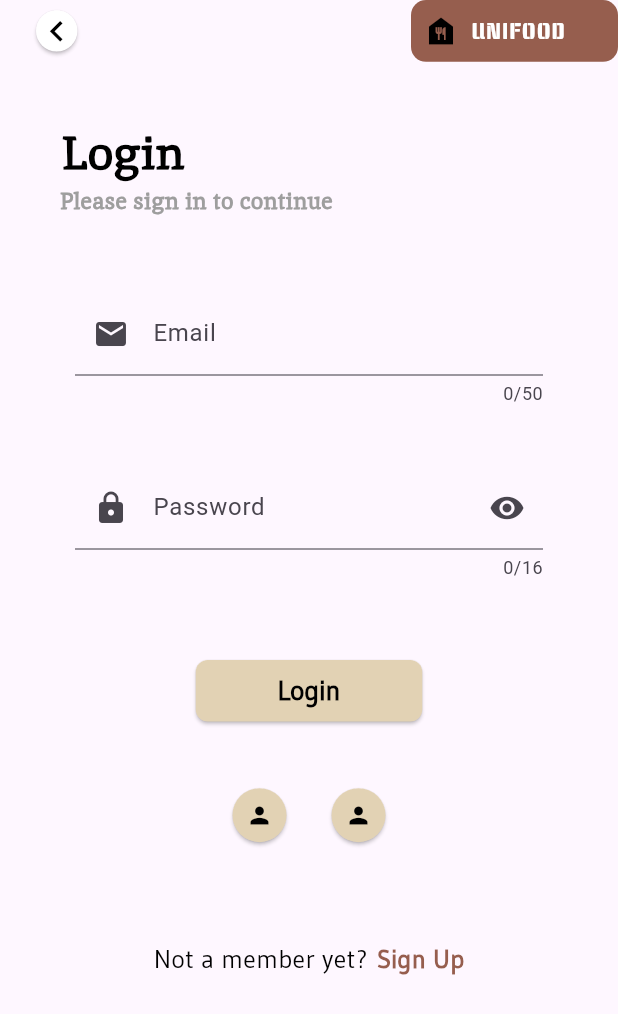
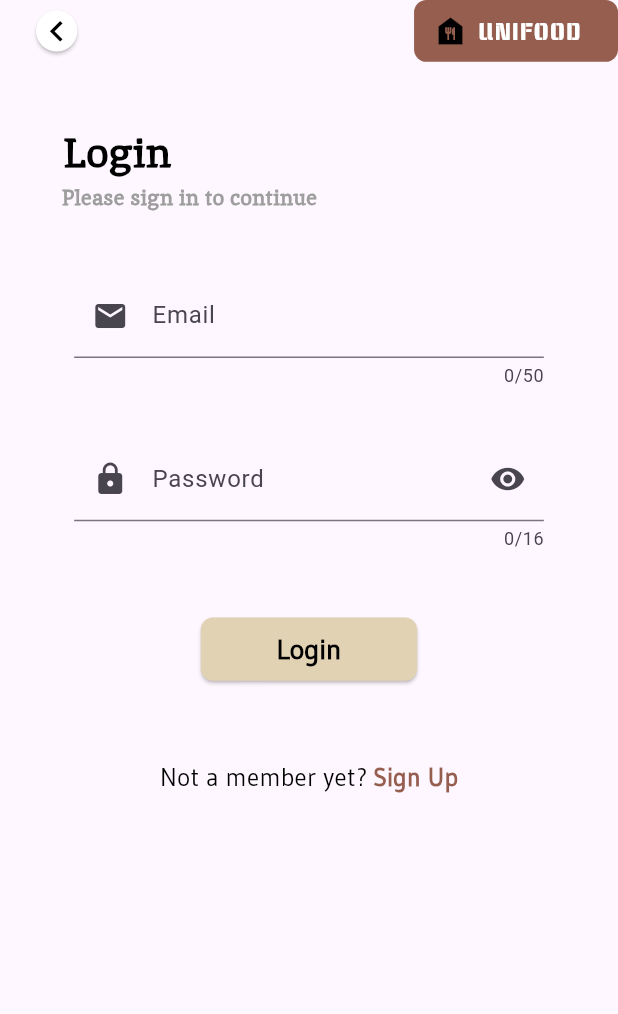
Before and after one commit to ISIS3510-202401-Team31/Flutter, a Flutter app: the Login screen opened directly, on a phone screen of 412 x 824 dp. Shown: the top 1014 px of the screen. Run offline on Flutter 3.47's test engine with Material 3 defaults, Android fonts, the phone set to English and light mode, and no system bars; our stand-ins replace cloud_firestore, firebase_core, firebase_storage, flutter_spinkit, geolocator, image_picker and 2 more; accounts and stored records are empty.

Commit message:
mediaquery to sign up and login views

```diff
--- a/unifood/lib/view/auth/views/login.dart
+++ b/unifood/lib/view/auth/views/login.dart
@@ -38,8 +38,8 @@ class _LoginState extends State<Login> {
 
   @override
   Widget build(BuildContext context) {
-    double screenHeight = MediaQuery.of(context).size.height;
-    double screenWidth = MediaQuery.of(context).size.width;
+    final screenHeight = MediaQuery.of(context).size.height;
+    final screenWidth = MediaQuery.of(context).size.width;
 
     return Scaffold(
       appBar: PreferredSize(
@@ -49,26 +49,27 @@ class _LoginState extends State<Login> {
           screenWidth: screenWidth,
           showBackButton: true,
           rightWidget: Container(
-            margin: const EdgeInsets.only(right: 0),
+            margin: EdgeInsets.only(right: 0),
             child: Container(
-              padding: const EdgeInsets.only(left: 8),
-              height: 45,
-              width: 138,
+              padding: EdgeInsets.only(left: screenWidth * 0.03),
+              height: screenHeight * 0.063,
+              width: screenWidth * 0.33,
               decoration: BoxDecoration(
-                borderRadius: BorderRadius.circular(10),
+                borderRadius: BorderRadius.circular(screenHeight * 0.01),
                 color: const Color(0xFF965E4E),
               ),
-              child: const Row(
+              child: Row(
                 mainAxisAlignment: MainAxisAlignment.start,
                 children: [
                   Icon(Icons.food_bank, color: Colors.black),
-                  SizedBox(width: 8),
+                  SizedBox(width: screenWidth * 0.015),
                   Text(
                     'UNIFOOD',
                     style: TextStyle(
-                        color: Colors.white,
-                        fontFamily: 'KeaniaOne',
-                        fontSize: 15),
+                      color: Colors.white,
+                      fontFamily: 'KeaniaOne',
+                      fontSize: screenHeight * 0.02,
+                    ),
                   ),
                 ],
               ),
@@ -78,18 +79,18 @@ class _LoginState extends State<Login> {
       ),
       body: SingleChildScrollView(
         child: Container(
-          margin: const EdgeInsets.only(top: 30),
-          padding: const EdgeInsets.symmetric(horizontal: 40),
+          margin: EdgeInsets.only(top: screenHeight * 0.04),
+          padding: EdgeInsets.symmetric(horizontal: screenWidth * 0.1),
           child: Column(
             crossAxisAlignment: CrossAxisAlignment.start,
             children: [
-              const Column(
+              Column(
                 crossAxisAlignment: CrossAxisAlignment.start,
                 children: [
                   Text(
                     'Login',
                     style: TextStyle(
-                      fontSize: 31.0,
+                      fontSize: screenHeight * 0.033,
                       color: Colors.black,
                       fontFamily: 'Inika',
                       fontWeight: FontWeight.bold,
@@ -98,7 +99,7 @@ class _LoginState extends State<Login> {
                   Text(
                     'Please sign in to continue',
                     style: TextStyle(
-                      fontSize: 15.0,
+                      fontSize: screenHeight * 0.017,
                       color: Colors.grey,
                       fontFamily: 'Inika',
                       fontWeight: FontWeight.bold,
@@ -109,7 +110,7 @@ class _LoginState extends State<Login> {
               Column(
                 crossAxisAlignment: CrossAxisAlignment.center,
                 children: [
-                  const SizedBox(height: 40),
+                  SizedBox(height: screenHeight * 0.04),
                   CustomTextFormField(
                     controller: emailController,
                     labelText: 'Email',
@@ -120,7 +121,7 @@ class _LoginState extends State<Login> {
                     errorMessage: emailError ? emailErrorMessage : null,
                     hasError: emailError,
                   ),
-                  const SizedBox(height: 20),
+                  SizedBox(height: screenHeight * 0.02),
                   CustomTextFormField(
                     controller: passwordController,
                     labelText: 'Password',
@@ -131,16 +132,14 @@ class _LoginState extends State<Login> {
                     errorMessage: passwordError ? passwordErrorMessage : null,
                     hasError: passwordError,
                   ),
-                  const SizedBox(height: 40),
+                  SizedBox(height: screenHeight * 0.04),
                   CustomButton(
                     onPressed: () async {
-                      // Restablecer errores
                       setState(() {
                         emailError = false;
                         passwordError = false;
                       });
 
-                      // Validar campos
                       bool isValid = true;
                       if (emailController.text.isEmpty) {
                         setState(() {
@@ -160,16 +159,13 @@ class _LoginState extends State<Login> {
 
                       if (!isValid) return;
 
-                      // Realizar inicio de sesión
                       Users? user = await Auth().signInWithEmailPassword(
                         emailController.text,
                         passwordController.text,
                       );
                       if (user != null) {
-                        // El inicio de sesión fue exitoso, navega a la página de restaurantes
                         Navigator.pushNamed(context, '/restaurants');
                       } else {
-                        // El inicio de sesión falló, mostrar mensaje de error
                         showDialog(
                           context: context,
                           builder: (context) => AlertDialog(
@@ -180,7 +176,6 @@ class _LoginState extends State<Login> {
                             actions: [
                               TextButton(
                                 onPressed: () {
-                                  // Limpiar los campos de texto
                                   emailController.clear();
                                   passwordController.clear();
                                   Navigator.of(context).pop();
@@ -193,59 +188,37 @@ class _LoginState extends State<Login> {
                       }
                     },
                     text: 'Login',
-                    width: 151,
-                    height: 41,
-                    fontSize: 18,
+                    width: screenWidth * 0.35,
+                    height: screenHeight * 0.051,
+                    fontSize: screenWidth * 0.045,
                     textColor: Colors.black,
                   ),
-                  const SizedBox(height: 35),
+
+                  SizedBox(height: screenHeight * 0.06),
                   Row(
                     mainAxisAlignment: MainAxisAlignment.center,
                     children: [
-                      CustomCircledButton(
-                        onPressed: () {},
-                        diameter: 36,
-                        icon: const Icon(
-                          Icons.person,
-                          color: Colors.black,
-                        ),
-                        buttonColor: const Color(0xFFE2D2B4),
-                      ),
-                      CustomCircledButton(
-                        onPressed: () {},
-                        diameter: 36,
-                        icon: const Icon(
-                          Icons.person,
-                          color: Colors.black,
-                        ),
-                        buttonColor: const Color(0xFFE2D2B4),
-                      )
-                    ],
-                  ),
-                  const SizedBox(height: 60),
-                  Row(
-                    mainAxisAlignment: MainAxisAlignment.center,
-                    children: [
-                      const Text(
+                      Text(
                         'Not a member yet?',
                         style: TextStyle(
-                          fontSize: 17.0,
+                          fontSize: screenHeight * 0.02,
                           color: Colors.black,
                           fontFamily: 'Gudea',
                         ),
                       ),
-                      const SizedBox(width: 6),
+                      SizedBox(width: screenWidth * 0.009),
                       GestureDetector(
                         onTap: () {
                           Navigator.pushNamed(context, '/signup');
                         },
-                        child: const Text(
+                        child: Text(
                           'Sign Up',
                           style: TextStyle(
-                              fontSize: 17.0,
-                              color: Color(0xFF965E4E),
-                              fontFamily: 'Gudea',
-                              fontWeight: FontWeight.bold),
+                            fontSize: screenHeight * 0.02,
+                            color: Color(0xFF965E4E),
+                            fontFamily: 'Gudea',
+                            fontWeight: FontWeight.bold,
+                          ),
                         ),
                       )
                     ],
--- a/unifood/lib/view/auth/widgets/custom_textformfield.dart
+++ b/unifood/lib/view/auth/widgets/custom_textformfield.dart
@@ -45,7 +45,7 @@ class _CustomTextFormFieldState extends State<CustomTextFormField> {
   @override
   Widget build(BuildContext context) {
     return Container(
-      padding: const EdgeInsets.all(10),
+      padding: EdgeInsets.all(MediaQuery.of(context).size.width * 0.02),
       child: TextFormField(
         controller: widget.controller,
         focusNode: _focusNode,
@@ -68,7 +68,7 @@ class _CustomTextFormFieldState extends State<CustomTextFormField> {
           errorText: widget.hasError
               ? widget.errorMessage
               : null, // Muestra el mensaje de error si hay un error
-          border: const UnderlineInputBorder(),
+          border: UnderlineInputBorder(),
           focusedBorder: UnderlineInputBorder(
             borderSide: BorderSide(color: Theme.of(context).primaryColor),
           ),
```
Also changed, not shown: unifood/lib/view/auth/views/signup.dart (+24 -24 lines).
